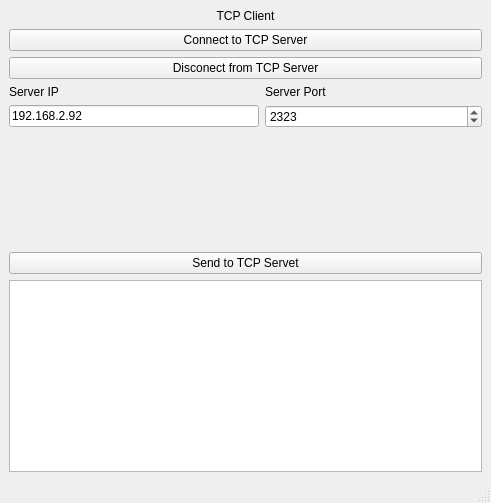
Above: tcp_client/mainwindow.ui from rubiliks/clientServerTcpQt before the change. Below: the same form after it.
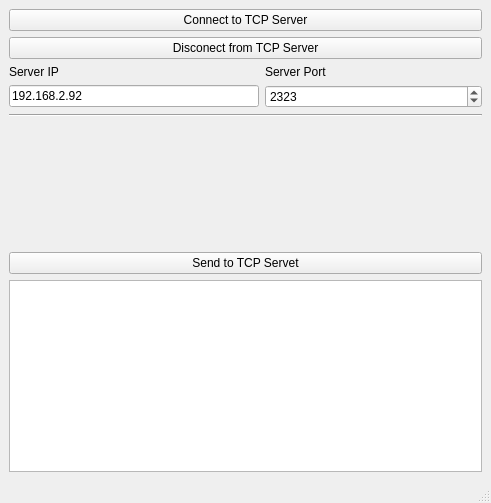
That is the form after the change.

Commit message: Change windows title

What changed in the file:
```diff
--- a/tcp_client/mainwindow.ui
+++ b/tcp_client/mainwindow.ui
@@ -15,7 +15,31 @@
   </property>
   <widget class="QWidget" name="centralwidget">
    <layout class="QGridLayout" name="gridLayout">
+    <item row="1" column="0">
+     <widget class="QPushButton" name="disconectedButton">
+      <property name="text">
+       <string>Disconect from TCP Server</string>
+      </property>
+     </widget>
+    </item>
+    <item row="0" column="0">
+     <widget class="QPushButton" name="connectButton">
+      <property name="text">
+       <string>Connect to TCP Server</string>
+      </property>
+     </widget>
+    </item>
     <item row="4" column="0">
+     <widget class="Line" name="line">
+      <property name="orientation">
+       <enum>Qt::Orientation::Horizontal</enum>
+      </property>
+     </widget>
+    </item>
+    <item row="10" column="0">
+     <widget class="QTextBrowser" name="textBrowser"/>
+    </item>
+    <item row="3" column="0">
      <layout class="QGridLayout" name="gridLayout_3">
       <property name="sizeConstraint">
        <enum>QLayout::SizeConstraint::SetMinimumSize</enum>
@@ -65,36 +89,6 @@
       </item>
      </layout>
     </item>
-    <item row="10" column="0">
-     <widget class="QTextBrowser" name="textBrowser"/>
-    </item>
-    <item row="6" column="0">
-     <widget class="QPushButton" name="sendButton">
-      <property name="text">
-       <string>Send to TCP Servet</string>
-      </property>
-     </widget>
-    </item>
-    <item row="0" column="0">
-     <widget class="QLabel" name="label">
-      <property name="text">
-       <string>TCP Client</string>
-      </property>
-      <property name="textFormat">
-       <enum>Qt::TextFormat::MarkdownText</enum>
-      </property>
-      <property name="alignment">
-       <set>Qt::AlignmentFlag::AlignCenter</set>
-      </property>
-     </widget>
-    </item>
-    <item row="1" column="0">
-     <widget class="QPushButton" name="connectButton">
-      <property name="text">
-       <string>Connect to TCP Server</string>
-      </property>
-     </widget>
-    </item>
     <item row="5" column="0">
      <spacer name="verticalSpacer">
       <property name="orientation">
@@ -108,10 +102,10 @@
       </property>
      </spacer>
     </item>
-    <item row="2" column="0">
-     <widget class="QPushButton" name="disconectedButton">
+    <item row="6" column="0">
+     <widget class="QPushButton" name="sendButton">
       <property name="text">
-       <string>Disconect from TCP Server</string>
+       <string>Send to TCP Servet</string>
       </property>
      </widget>
     </item>
```
The commit also changes 4 other files.
